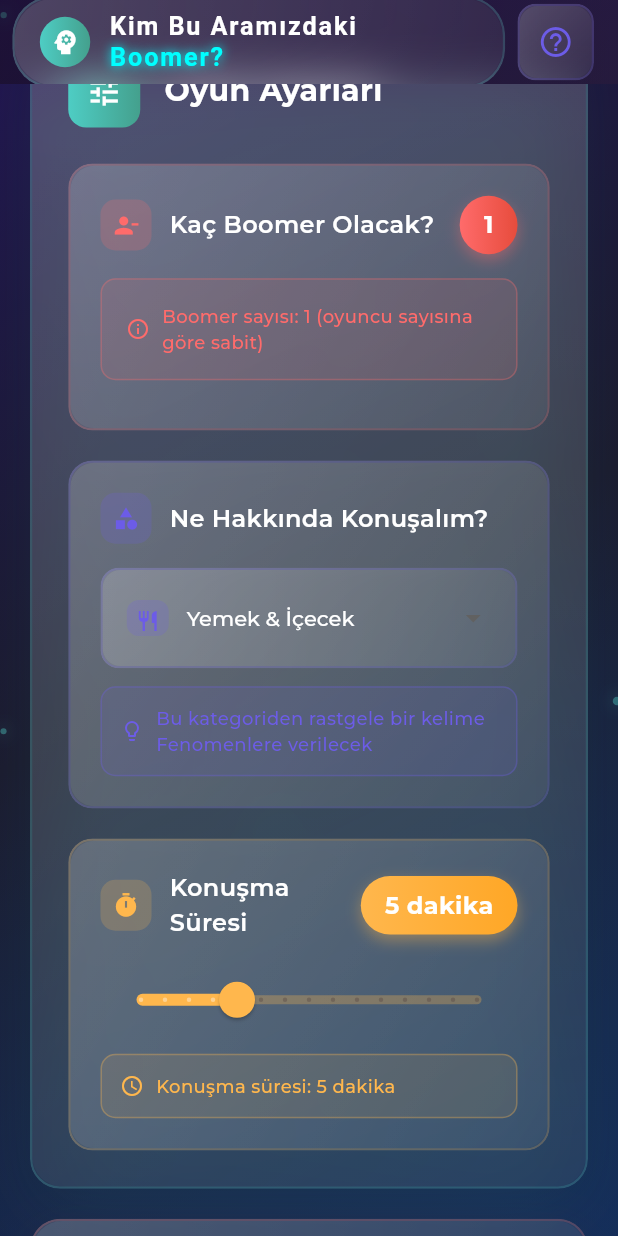
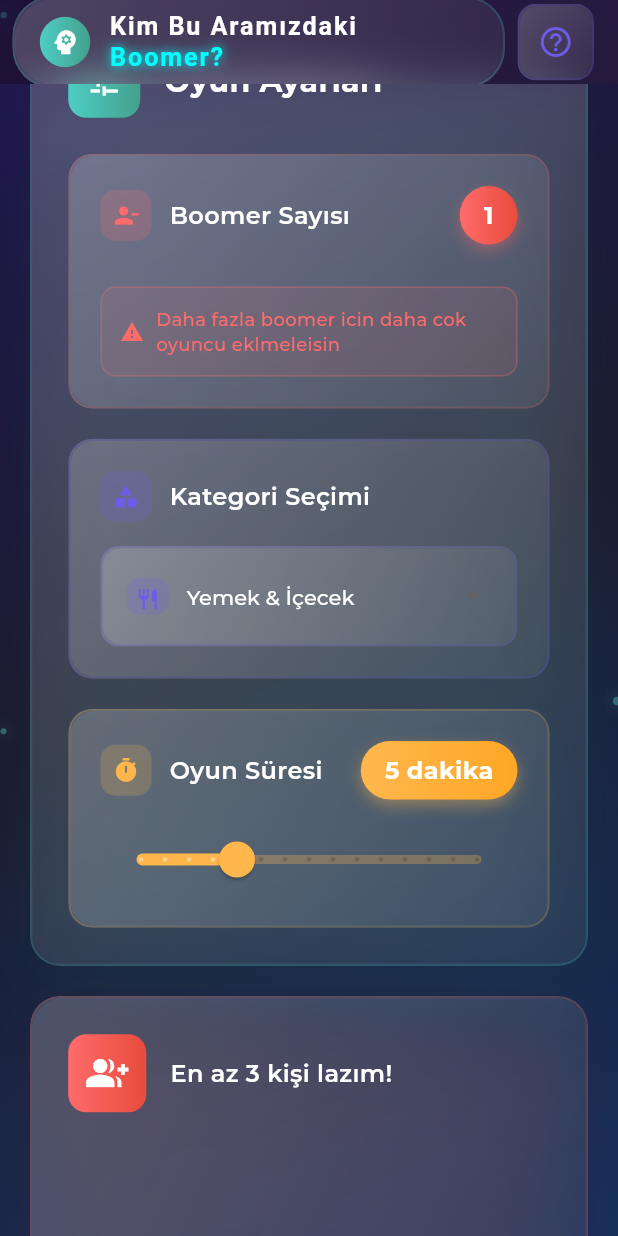
Before and after one commit to kaanbobac/imposter_party, a Flutter app: the screen it shows after launch, scrolled down 576 dp, on a phone screen of 412 x 824 dp. Run offline on Flutter 3.47's test engine with Material 3 defaults, Android fonts, the phone set to English and light mode, and no system bars; drawn by our look-alikes of flutter_animate; our stand-ins replace flutter_riverpod, freezed_annotation, go_router, google_fonts, riverpod_annotation, wakelock_plus; generated files the repository leaves out were written again.

Commit message:
bug fixes

```diff
--- a/lib/core/constants/app_strings.dart
+++ b/lib/core/constants/app_strings.dart
@@ -9,14 +9,14 @@ class AppStrings {
   static const String playersTitle = 'Kadro';
   static const String addPlayerButton = 'Yeni Birini Ekle';
   static const String playerNameHint = 'İsim yaz...';
-  static const String playerNameLabel = 'Oyuncu İsmi';
   static const String emptySquadMessage = 'Kadro boş, birilerini çağır!';
 
   // Game Settings
   static const String gameSettingsTitle = 'Oyun Ayarları';
-  static const String boomerCountLabel = 'Kaç Boomer Olacak?';
-  static const String categoryLabel = 'Ne Hakkında Konuşalım?';
-  static const String durationLabel = 'Konuşma Süresi';
+  static const String boomerCountLabel = 'Boomer Sayısı';
+  static const String boomerWarning = 'Daha fazla boomer icin daha cok oyuncu eklmeleisin';
+  static const String categoryLabel = 'Kategori Seçimi';
+  static const String durationLabel = 'Oyun Süresi';
   static const String durationMinutes = 'dakika';
 
   // Categories
@@ -46,7 +46,9 @@ class AppStrings {
   // Game Flow
   static const String roleRevealTitle = 'Rolünü Öğren';
   static const String mysteryReveal = 'GİZEM AÇILIYOR';
-  static const String roleReveals = 'ROL AÇILIMLARI';
+  static const String roleReveals = 'Roller Belirleniyor';
+  static const String nextPlayer = 'Sıradaki oyuncu ile devam et';
+  static const String previousPlayer = 'Bir önceki oyuncuya dön';
   static const String tapToReveal = 'Rolünü görmek için dokun';
   static const String tapToRevealRole = 'ROLÜNÜ GÖRMEK\nİÇİN DOKUN';
   static const String tapToHide = 'Gizle ve devam et';
@@ -76,11 +78,11 @@ class AppStrings {
 
   // Voting & Elimination
   static const String votingPhase = 'Oylama Zamanı';
-  static const String voteToEliminate = 'Oylamak İçin Seç';
-  static const String voteDescription = 'Oyundan çıkarılacak bir oyuncu seçin. Çoğunluğun kararı kimin çıkarılacağını belirleyecek.';
+  static const String voteToEliminate = 'Boomer kimdi?';
+  static const String voteDescription = 'Yapacağın oylama ile boomer\'ı seç, seçtiğin isim oyundan elenecek. Dikkatli düşün ve boomer\'ın seni kandırmasına izin verme!';
   static const String selectToEliminate = 'Çıkarılacak bir oyuncu seçin:';
-  static const String eliminateButton = 'ÇIKAR';
-  static const String eliminatePlayerButton = '{player} ÇIKAR';
+  static const String eliminateButton = 'Oyundan Çıkar';
+  static const String eliminatePlayerButton = '{player} Oyundan Çıkar';
   static const String selectPlayerButton = 'BİR OYUNCU SEÇİN';
   static const String skipVote = 'Pas Geç';
   static const String skipVoting = 'Oylamayı Geç';
@@ -93,7 +95,7 @@ class AppStrings {
   static const String fenomenWin = 'FENOMENLER KAZANDI!';
   static const String boomerWin = 'BOOMERLAR KAZANDI!';
   static const String fenomenWinMessage = '🔥 Fenomenler konuyu bilerek kazandı!';
-  static const String boomerWinMessage = '😎 Boomerlar kimliklerini saklayarak kazandı!';
+  static const String boomerWinMessage = 'Boomerlar kazandı, üzgünüz fenomenler!';
   static const String playerRoles = 'Kimler Kimmiş';
   static const String gameStats = 'Oyun İstatistikleri';
   static const String totalPlayers = 'Toplam';
@@ -104,7 +106,7 @@ class AppStrings {
   // Elimination Results
   static const String excellent = 'SÜPER!';
   static const String wrongChoice = 'YANLIŞ SEÇİM!';
-  static const String boomerEliminated = 'Bir Boomer\'ı buldunuz! Aferin!';
+  static const String boomerEliminated = 'Bir Boomeri buldunuz! Tebrikler!';
   static const String fenomenEliminated = 'Bir Fenomen\'i çıkardınız. Boomerlar hâlâ aramızda...';
   static const String viewResults = 'Sonuçları Gör';
   static const String continueGame = 'Oyuna Devam';
--- a/lib/features/lobby/presentation/premium_lobby_screen.dart
+++ b/lib/features/lobby/presentation/premium_lobby_screen.dart
@@ -385,11 +385,6 @@ class _PremiumLobbyScreenState extends ConsumerState<PremiumLobbyScreen>
                       fontSize: 16,
                     ),
                     decoration: InputDecoration(
-                      labelText: AppStrings.playerNameLabel,
-                      labelStyle: GoogleFonts.montserrat(
-                        color: const Color(0xFF6C5CE7),
-                        fontSize: 14,
-                      ),
                       hintText: AppStrings.playerNameHint,
                       hintStyle: GoogleFonts.montserrat(
                         color: Colors.white.withValues(alpha: 0.5),
@@ -568,11 +563,6 @@ class _PremiumLobbyScreenState extends ConsumerState<PremiumLobbyScreen>
                       fontSize: 16,
                     ),
                     decoration: InputDecoration(
-                      labelText: AppStrings.playerNameLabel,
-                      labelStyle: GoogleFonts.montserrat(
-                        color: const Color(0xFF4ECDC4),
-                        fontSize: 14,
-                      ),
                       hintText: AppStrings.playerNameHint,
                       hintStyle: GoogleFonts.montserrat(
                         color: Colors.white.withValues(alpha: 0.5),
--- a/lib/features/lobby/presentation/widgets/premium_game_settings_panel.dart
+++ b/lib/features/lobby/presentation/widgets/premium_game_settings_panel.dart
@@ -182,11 +182,13 @@ class _PremiumGameSettingsPanelState extends State<PremiumGameSettingsPanel> {
                 widget.onImposterCountChanged(value.round());
               },
               color: const Color(0xFFFF6B6B),
-            )
-          else
-            // Show fixed value when only one imposter is possible
+            ),
+
+          const SizedBox(height: 12),
+
+          // Simple warning message
           Container(
-              padding: const EdgeInsets.all(16),
+            padding: const EdgeInsets.all(12),
             decoration: BoxDecoration(
               color: const Color(0xFFFF6B6B).withValues(alpha: 0.1),
               borderRadius: BorderRadius.circular(10),
@@ -197,50 +199,16 @@ class _PremiumGameSettingsPanelState extends State<PremiumGameSettingsPanel> {
             child: Row(
               children: [
                 const Icon(
-                    Icons.info_outline,
+                  Icons.warning,
                   color: Color(0xFFFF6B6B),
                   size: 16,
                 ),
                 const SizedBox(width: 8),
                 Expanded(
                   child: Text(
-                      'Boomer sayısı: $validCurrentImposters (oyuncu sayısına göre sabit)',
+                    AppStrings.boomerWarning,
                     style: GoogleFonts.montserrat(
                       color: const Color(0xFFFF6B6B),
-                        fontSize: 12,
-                        fontWeight: FontWeight.w500,
-                      ),
-                    ),
-                  ),
-                ],
-              ),
-            ),
-
-          const SizedBox(height: 12),
-
-          if (widget.playerCount > 0)
-            Container(
-              padding: const EdgeInsets.all(12),
-              decoration: BoxDecoration(
-                color: const Color(0xFF4ECDC4).withValues(alpha: 0.1),
-                borderRadius: BorderRadius.circular(10),
-                border: Border.all(
-                  color: const Color(0xFF4ECDC4).withValues(alpha: 0.3),
-                ),
-              ),
-              child: Row(
-                children: [
-                  const Icon(
-                    Icons.info_outline,
-                    color: Color(0xFF4ECDC4),
-                    size: 16,
-                  ),
-                  const SizedBox(width: 8),
-                  Expanded(
-                    child: Text(
-                      'En fazla Boomer sayısı (${widget.playerCount} oyuncuya göre): $maxImposters',
-                      style: GoogleFonts.montserrat(
-                        color: const Color(0xFF4ECDC4),
                       fontSize: 12,
                       fontWeight: FontWeight.w500,
                     ),
@@ -346,39 +314,6 @@ class _PremiumGameSettingsPanelState extends State<PremiumGameSettingsPanel> {
               },
             ),
           ),
-
-          const SizedBox(height: 12),
-
-          Container(
-            padding: const EdgeInsets.all(12),
-            decoration: BoxDecoration(
-              color: const Color(0xFF6C5CE7).withValues(alpha: 0.1),
-              borderRadius: BorderRadius.circular(10),
-              border: Border.all(
-                color: const Color(0xFF6C5CE7).withValues(alpha: 0.3),
-              ),
-            ),
-            child: Row(
-              children: [
-                const Icon(
-                  Icons.lightbulb_outline,
-                  color: Color(0xFF6C5CE7),
-                  size: 16,
-                ),
-                const SizedBox(width: 8),
-                Expanded(
-                  child: Text(
-                    'Bu kategoriden rastgele bir kelime Fenomenlere verilecek',
-                    style: GoogleFonts.montserrat(
-                      color: const Color(0xFF6C5CE7),
-                      fontSize: 12,
-                      fontWeight: FontWeight.w500,
-                    ),
-                  ),
-                ),
-              ],
-            ),
-          ),
         ],
       ),
     );
@@ -467,39 +402,6 @@ class _PremiumGameSettingsPanelState extends State<PremiumGameSettingsPanel> {
             },
             color: const Color(0xFFFFB74D),
           ),
-
-          const SizedBox(height: 12),
-
-          Container(
-            padding: const EdgeInsets.all(12),
-            decoration: BoxDecoration(
-              color: const Color(0xFFFFB74D).withValues(alpha: 0.1),
-              borderRadius: BorderRadius.circular(10),
-              border: Border.all(
-                color: const Color(0xFFFFB74D).withValues(alpha: 0.3),
-              ),
-            ),
-            child: Row(
-              children: [
-                const Icon(
-                  Icons.schedule,
-                  color: Color(0xFFFFB74D),
-                  size: 16,
-                ),
-                const SizedBox(width: 8),
-                Expanded(
-                  child: Text(
-                    'Konuşma süresi: ${widget.settings.gameDurationSeconds ~/ 60} ${AppStrings.durationMinutes}',
-                    style: GoogleFonts.montserrat(
-                      color: const Color(0xFFFFB74D),
-                      fontSize: 12,
-                      fontWeight: FontWeight.w500,
-                    ),
-                  ),
-                ),
-              ],
-            ),
-          ),
         ],
       ),
     );
--- a/lib/main.dart
+++ b/lib/main.dart
@@ -15,7 +15,7 @@ class ImposterGameApp extends ConsumerWidget {
     final router = ref.watch(routerProvider);
 
     return MaterialApp.router(
-      title: 'Kim Bu Aramızdaki Boomer? - Sosyal Dedüksiyon Oyunu',
+      title: 'Kim Bu Aramızdaki Boomer?',
       theme: ThemeData(
         colorScheme: ColorScheme.fromSeed(seedColor: Colors.red),
         useMaterial3: true,
```
Also changed, not shown: lib/features/game/application/game_notifier.dart (+56 -0 lines), lib/features/role_reveal/presentation/premium_role_reveal_screen.dart (+90 -89 lines), pubspec.yaml (+16 -0 lines), icon.png (added), lib/features/game/application/game_notifier.g.dart, pubspec.lock, 36 other files. Lines whose indentation alone changed are shown as unchanged.
